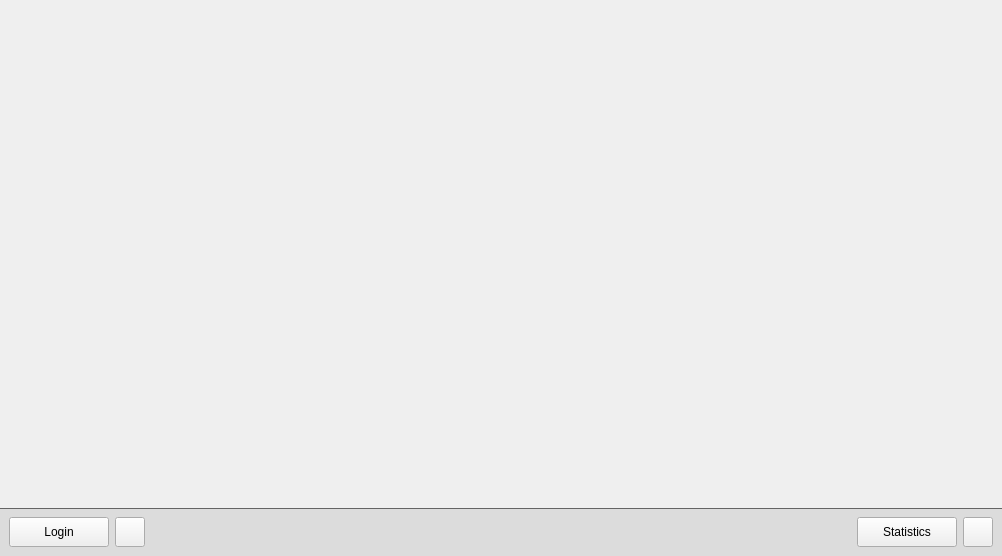
First picture: the form in src/resources/ui_files/mainwindow.ui, repository DilanBoskan/Golf-Simulator-Manager, before the edit.
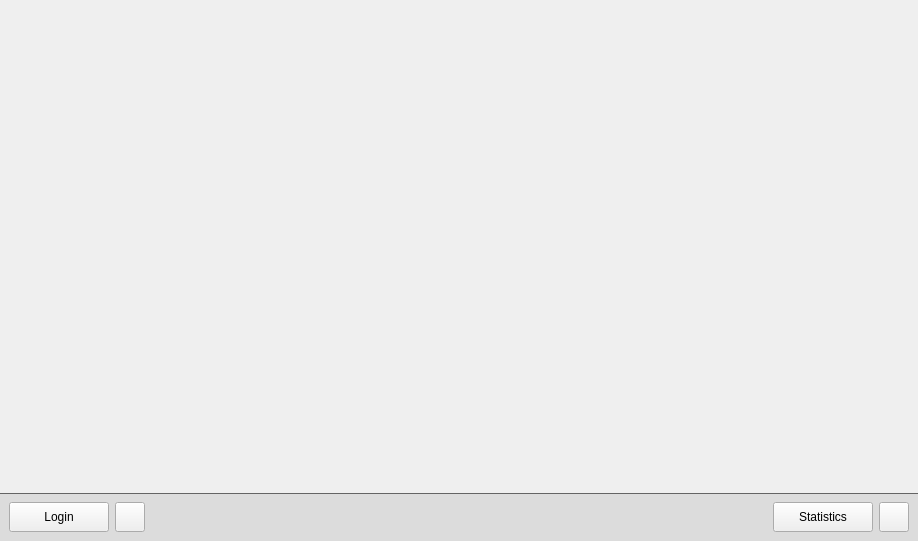
Second picture: the form after the edit.

```diff
--- a/src/resources/ui_files/mainwindow.ui
+++ b/src/resources/ui_files/mainwindow.ui
@@ -9,8 +9,8 @@
    <rect>
     <x>0</x>
     <y>0</y>
-    <width>1002</width>
-    <height>556</height>
+    <width>918</width>
+    <height>541</height>
    </rect>
   </property>
   <property name="minimumSize">
```
